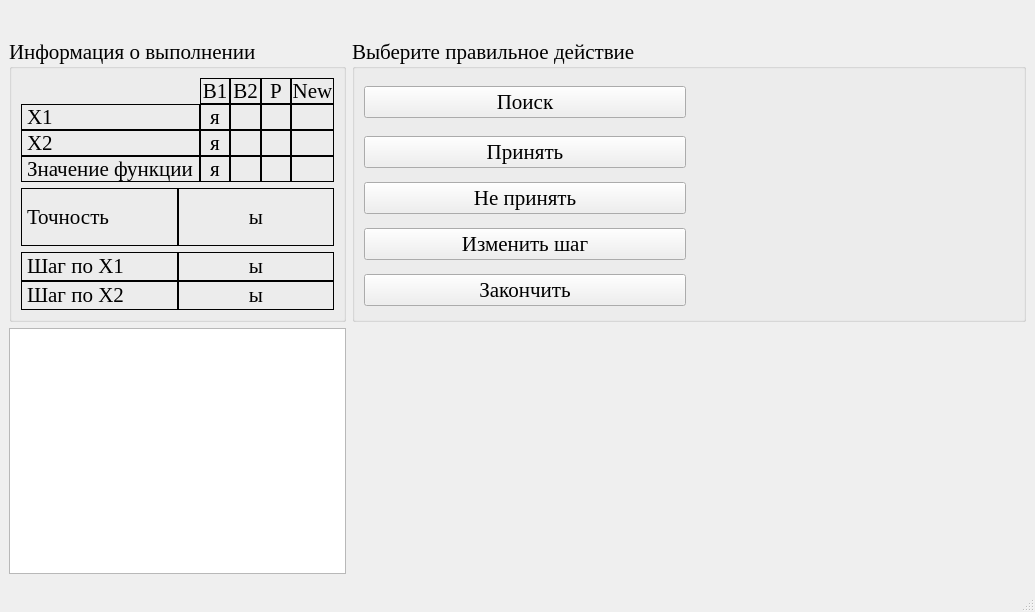
Old version of the form optimizationmethods/ui/HuGi.ui in the repository Eliminationzx/optimizationmethods.
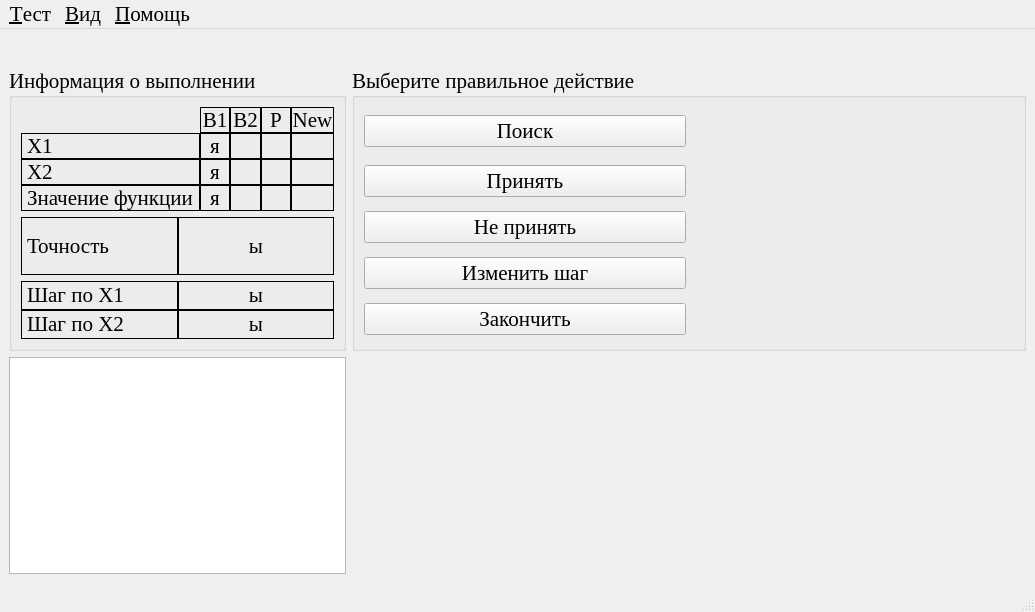
New version of the form. Icons and pictures are not drawn.

Commit message: Поправил меню в методе Хъюга-Дживса.

```diff
--- a/optimizationmethods/ui/HuGi.ui
+++ b/optimizationmethods/ui/HuGi.ui
@@ -800,9 +800,35 @@
      <x>0</x>
      <y>0</y>
      <width>1035</width>
-     <height>23</height>
+     <height>30</height>
     </rect>
    </property>
+   <widget class="QMenu" name="testo_menu">
+    <property name="title">
+     <string>&amp;Тест</string>
+    </property>
+    <addaction name="recomenci_acn"/>
+    <addaction name="action"/>
+    <addaction name="separator"/>
+    <addaction name="exit"/>
+   </widget>
+   <widget class="QMenu" name="view_menu">
+    <property name="title">
+     <string>&amp;Вид</string>
+    </property>
+    <addaction name="difiniFonto_act"/>
+   </widget>
+   <widget class="QMenu" name="menu">
+    <property name="title">
+     <string>&amp;Помощь</string>
+    </property>
+    <addaction name="helpo_action"/>
+    <addaction name="separator"/>
+    <addaction name="about_action"/>
+   </widget>
+   <addaction name="testo_menu"/>
+   <addaction name="view_menu"/>
+   <addaction name="menu"/>
   </widget>
   <widget class="QStatusBar" name="statusbar"/>
  </widget>
```
Left out of the diff: 52 changed lines with no effect on the pictures.
